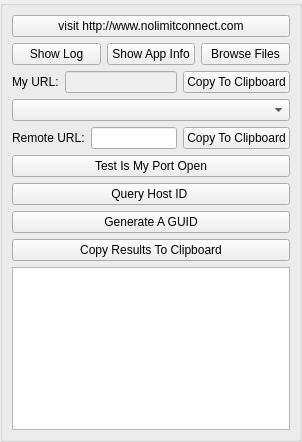
Old version of the form GoTvApps/GoTvCommon/Forms/AppletTestAndDebug.ui in the repository brettrjones-github/nolimitconnect.
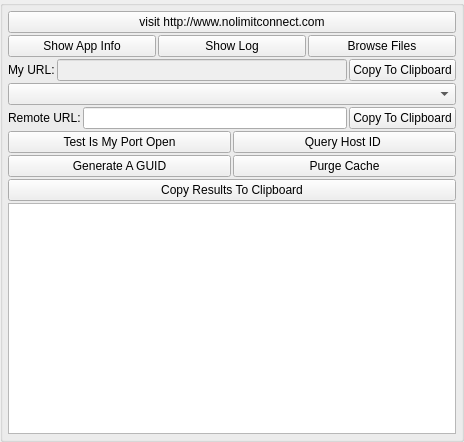
New version of the form.

Commit message: Add Push To Talk Plugin

What changed in the file:
```diff
--- a/GoTvApps/GoTvCommon/Forms/AppletTestAndDebug.ui
+++ b/GoTvApps/GoTvCommon/Forms/AppletTestAndDebug.ui
@@ -6,7 +6,7 @@
    <rect>
     <x>0</x>
     <y>0</y>
-    <width>302</width>
+    <width>464</width>
     <height>442</height>
    </rect>
   </property>
@@ -65,6 +65,21 @@
       <string/>
      </property>
      <layout class="QVBoxLayout" name="verticalLayout_2">
+      <property name="spacing">
+       <number>2</number>
+      </property>
+      <property name="leftMargin">
+       <number>5</number>
+      </property>
+      <property name="topMargin">
+       <number>5</number>
+      </property>
+      <property name="rightMargin">
+       <number>5</number>
+      </property>
+      <property name="bottomMargin">
+       <number>5</number>
+      </property>
       <item>
        <widget class="QPushButton" name="gotoWebsiteButton">
         <property name="sizePolicy">
@@ -80,13 +95,6 @@
       </item>
       <item>
        <layout class="QHBoxLayout" name="horizontalLayout">
-        <item>
-         <widget class="QPushButton" name="m_ShowLogButton">
-          <property name="text">
-           <string>Show Log</string>
-          </property>
-         </widget>
-        </item>
         <item>
          <widget class="QPushButton" name="m_ShowAppInfoButton">
           <property name="text">
@@ -94,6 +102,13 @@
           </property>
          </widget>
         </item>
+        <item>
+         <widget class="QPushButton" name="m_ShowLogButton">
+          <property name="text">
+           <string>Show Log</string>
+          </property>
+         </widget>
+        </item>
         <item>
          <widget class="QPushButton" name="m_BrowseFilesButton">
           <property name="text">
@@ -153,6 +168,8 @@
        </layout>
       </item>
       <item>
+       <layout class="QHBoxLayout" name="horizontalLayout_4">
+        <item>
        <widget class="QPushButton" name="m_IsMyPortOpenButton">
         <property name="text">
          <string>Test Is My Port Open</string>
@@ -166,12 +183,25 @@
         </property>
        </widget>
       </item>
+       </layout>
+      </item>
+      <item>
+       <layout class="QHBoxLayout" name="horizontalLayout_5">
       <item>
        <widget class="QPushButton" name="m_GenerateGuidButton">
         <property name="text">
          <string>Generate A GUID</string>
         </property>
        </widget>
+        </item>
+        <item>
+         <widget class="QPushButton" name="m_PurgeCacheButton">
+          <property name="text">
+           <string>Purge Cache</string>
+          </property>
+         </widget>
+        </item>
+       </layout>
       </item>
       <item>
        <widget class="QPushButton" name="m_CopyResultToClipboardButton">
```
Lines whose indentation alone changed are shown as unchanged. The commit also changes 58 other files.
